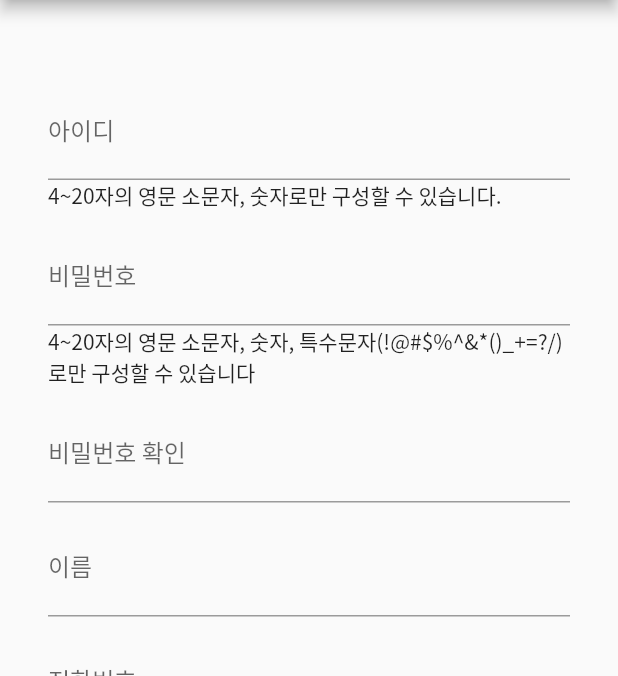
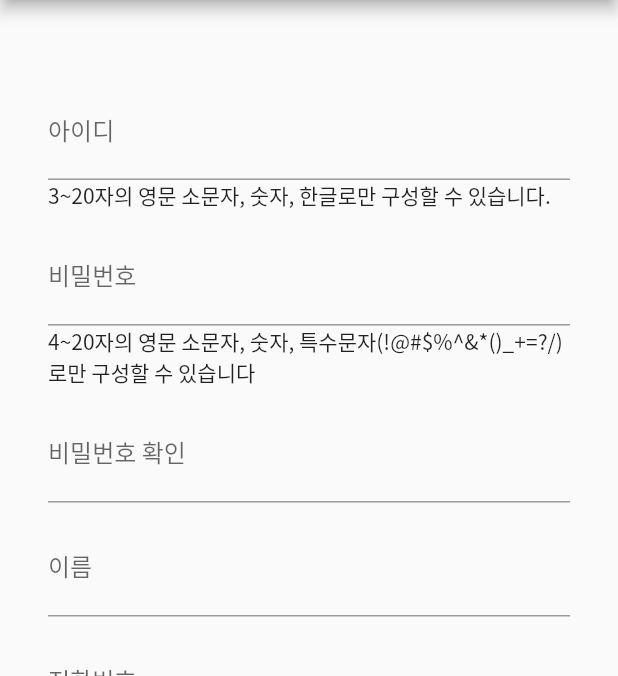
Before and after one commit to jhg6636/angelnet_front, a Flutter app: the SignUpScreen screen opened directly, on a phone screen of 412 x 824 dp, the part 84-760 px from its top. Run offline on Flutter 3.47's test engine with Material 2 defaults, Android fonts, the phone set to English and light mode, and no system bars; our stand-ins replace device_info_plus, file_picker, flutter_html, flutter_secure_storage, fluttertoast, get and 2 more; missing offline and left inert: dart:html, quill_html_editor; accounts and stored records are empty.

Commit message:
최종 완료 중간 저장 2-2

```diff
--- a/lib/screens/admin/manage_fund_screen.dart
+++ b/lib/screens/admin/manage_fund_screen.dart
@@ -27,6 +27,7 @@ class ManageFundScreenState extends State<ManageFundScreen> {
     "FUNDING",
     "COMPLETE"
   ];
+
   final List<String> _selectedFundStatuses = [];
 
   Future<List<Fund>> funds = fetchAllFunds();
--- a/lib/screens/admin/manage_user_screen.dart
+++ b/lib/screens/admin/manage_user_screen.dart
@@ -172,10 +172,11 @@ DataTable adminUserTable(List<User> users) {
         DataColumn(label: Text("아이디")),
         DataColumn(label: Text("이름")),
         DataColumn(label: Text("등급")),
-        DataColumn(label: Text("근무처")),
         DataColumn(label: Text("연락처")),
         DataColumn(label: Text("이메일")),
         DataColumn(label: Text("추천인")),
+        DataColumn(label: Text("최근 로그인 시간")),
+        DataColumn(label: Text("근무처")),
         DataColumn(label: Text("가입일")),
         DataColumn(label: Text("정보 수정")),
       ],
--- a/lib/widgets/admin/make_user_form.dart
+++ b/lib/widgets/admin/make_user_form.dart
@@ -79,11 +79,11 @@ class MakeUserFormState extends State<MakeUserForm> {
                 enabled: !widget.isEditing,
               ),
               inputFormatters: [
-                FilteringTextInputFormatter.allow(RegExp("[a-z0-9]"))
+                FilteringTextInputFormatter.allow(RegExp("[a-z0-9ㄱ-ㅎ가-힣ㅏ-ㅣ]"))
               ],
             ),
             const Text(
-              "4~20자의 영문 소문자, 숫자로만 구성할 수 있습니다.",
+              "3~20자의 영문 소문자, 숫자, 한글로만 구성할 수 있습니다.",
               textAlign: TextAlign.left,
             ),
             const SizedBox(height: 12.0),
```
Also changed, not shown: lib/models/common/user.dart (+7 -2 lines).
